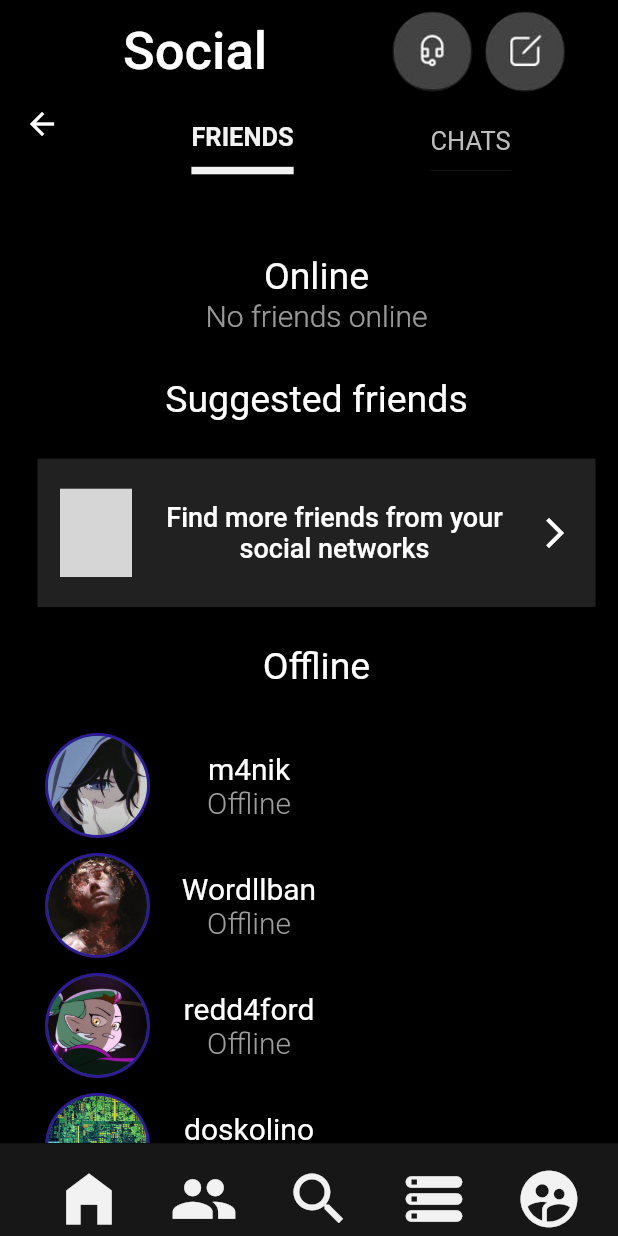
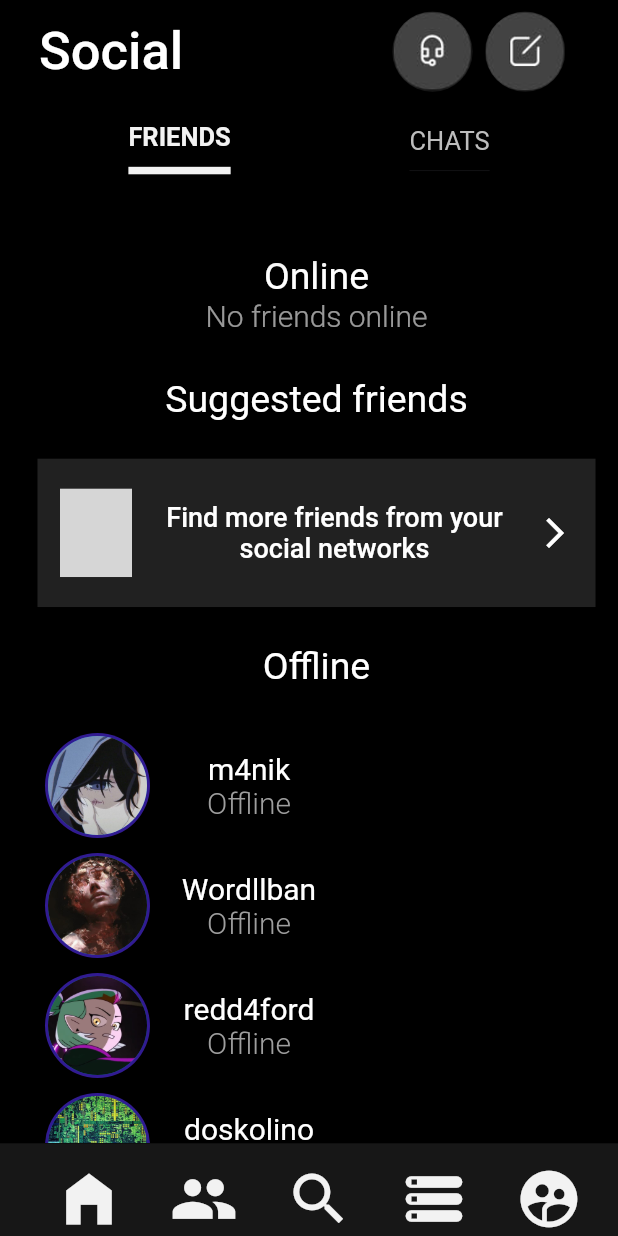
Before and after one commit to leobit-flutter-2021/xbox-app, a Flutter app: the Social screen opened directly, on a phone screen of 412 x 824 dp. Run offline on Flutter 3.47's test engine with Material 2 defaults, Android fonts, the light colour scheme and no system bars; missing offline and left inert: image_stack; grey boxes are pictures that could not be loaded.

Commit message:
Update reference to new view, and make refactor of code

```diff
--- a/lib/account_profile/account.dart
+++ b/lib/account_profile/account.dart
@@ -8,8 +8,8 @@ import 'package:lab_2_try/account_profile/element/filter_section.dart';
 import 'package:lab_2_try/account_profile/element/first_img_section.dart';
 import 'package:lab_2_try/account_profile/element/game_achieve_list.dart';
 import 'package:lab_2_try/account_profile/element/rank_section.dart';
-import 'package:lab_2_try/main.dart';
 import 'package:lab_2_try/navigation/bottom_navigation.dart';
+import 'package:lab_2_try/settings/settings_view.dart';
 
 Widget _iconAppBar(BuildContext context, String icon, double width) {
   return InkWell(
@@ -27,7 +27,7 @@ Widget _iconAppBar(BuildContext context, String icon, double width) {
     onTap: () {
       Navigator.push(
         context,
-        MaterialPageRoute(builder: (context) => const MyApp()),
+        MaterialPageRoute(builder: (context) => const Settings()),
       );
     },
   );
--- a/lib/main_view/element/circle_img_text.dart
+++ b/lib/main_view/element/circle_img_text.dart
@@ -1,7 +1,6 @@
 import 'package:flutter/cupertino.dart';
 import 'package:flutter/material.dart';
 import 'package:lab_2_try/object/games_obj.dart';
-
 
 Widget _imageContainerSecond(BuildContext context, String link, String gameName,
     String gameShortDescription) {
@@ -25,7 +24,7 @@ Widget _imageContainerSecond(BuildContext context, String link, String gameName,
             image: DecorationImage(image: AssetImage(link), fit: BoxFit.cover)),
       ),
       Row(children: [
-        Container(
+        SizedBox(
           width: (MediaQuery.of(context).orientation == Orientation.landscape)
               ? phoneSize.width * 0.12
               : phoneSize.width * 0.2,
--- a/lib/navigation/bottom_navigation.dart
+++ b/lib/navigation/bottom_navigation.dart
@@ -2,6 +2,7 @@ import 'package:flutter/cupertino.dart';
 import 'package:flutter/material.dart';
 import 'package:lab_2_try/account_profile/account.dart';
 import 'package:lab_2_try/main.dart';
+import 'package:lab_2_try/social_view/social.dart';
 
 Widget _iconBottom(
     BuildContext context, IconData icon, double height, Widget page) {
@@ -37,13 +38,13 @@ class BottomAppBarNavigation extends StatelessWidget {
                 _iconBottom(context, Icons.home_filled, heightDevice.height,
                     const MyApp()),
                 _iconBottom(context, Icons.people_sharp, heightDevice.height,
-                    const  MyApp()),
+                    const Social()),
                 _iconBottom(context, Icons.search_sharp, heightDevice.height,
-                    const  MyApp()),
+                    const MyApp()),
                 _iconBottom(context, Icons.storage_rounded, heightDevice.height,
-                    const  MyApp()),
+                    const MyApp()),
                 _iconBottom(context, Icons.supervised_user_circle,
-                    heightDevice.height, const  Account()),
+                    heightDevice.height, const Account()),
               ])),
     );
   }
--- a/lib/settings/element/title_text.dart
+++ b/lib/settings/element/title_text.dart
@@ -1,6 +1,5 @@
 import 'package:flutter/cupertino.dart';
 import 'package:flutter/material.dart';
-
 
 Widget _titleText(String text) {
   return Container(
@@ -13,8 +12,10 @@ Widget _titleText(String text) {
             color: Color(0xFFf2f2f2))),
   );
 }
+
 class TitleText extends StatelessWidget {
   final String text;
+
   const TitleText({Key? key, required this.text}) : super(key: key);
 
   @override
--- a/lib/social_view/element/friends_list.dart
+++ b/lib/social_view/element/friends_list.dart
@@ -1,6 +1,7 @@
 import 'package:flutter/material.dart';
 import 'package:image_stack/image_stack.dart';
 import 'package:lab_2_try/social_view/element/utils.dart';
+
 import '../../object/friends_obj.dart';
 
 class OnlineFriends extends StatelessWidget {
--- a/lib/social_view/element/utils.dart
+++ b/lib/social_view/element/utils.dart
@@ -1,6 +1,7 @@
+import 'dart:ui';
+
+import 'package:flutter/cupertino.dart';
 import 'package:flutter/material.dart';
-import 'package:flutter/cupertino.dart';
-import 'dart:ui';
 
 class UnderLineText extends StatelessWidget {
   final String text;
--- a/lib/social_view/social.dart
+++ b/lib/social_view/social.dart
@@ -15,6 +15,7 @@ class Social extends StatelessWidget {
             : 0.2;
     return Scaffold(
       appBar: AppBar(
+          automaticallyImplyLeading: false,
           backgroundColor: Colors.black,
           title: const SocialHeader(),
           toolbarHeight:
```
Also changed, not shown: lib/social_view/element/social_header.dart (indentation only).
